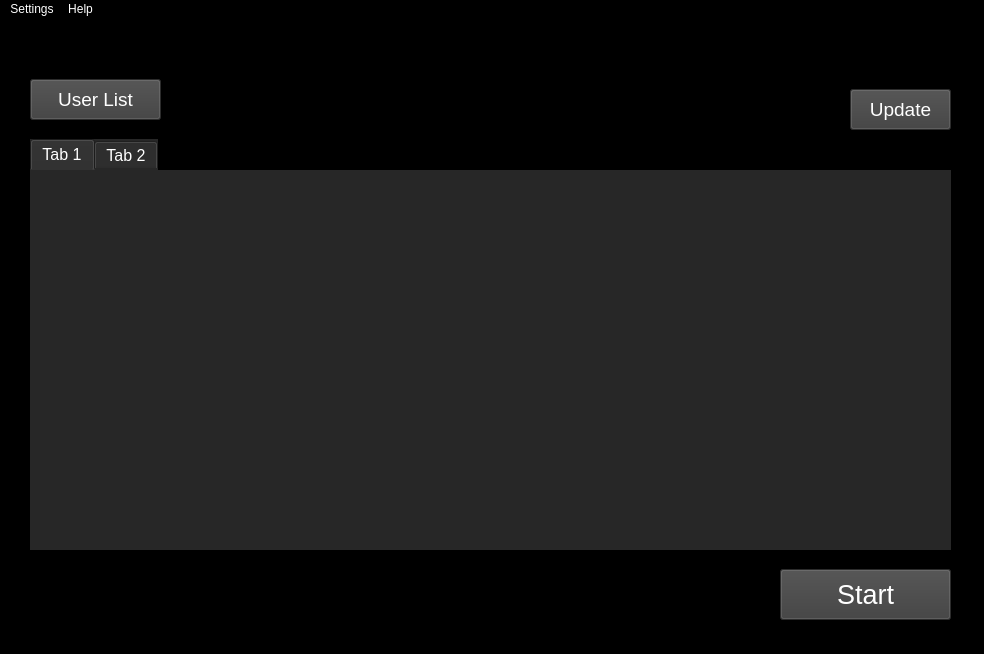
Above: Outside YouTube.ui from Outsider-corp/OutsideYT before the change. Below: the same form after it.
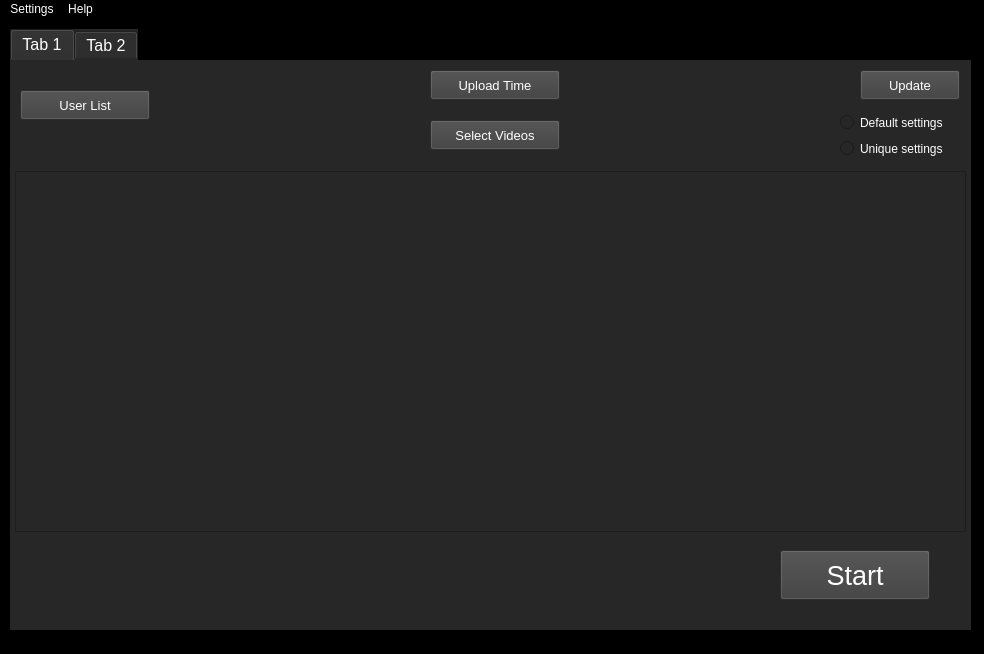
That is the form after the change. The open tabs and pages were chosen to show the change.

What changed in the file:
```diff
--- a/Outside YouTube.ui
+++ b/Outside YouTube.ui
@@ -26,83 +26,13 @@
    <enum>Qt::ToolButtonIconOnly</enum>
   </property>
   <widget class="QWidget" name="centralwidget">
-   <widget class="QPushButton" name="pushButton">
-    <property name="geometry">
-     <rect>
-      <x>780</x>
-      <y>550</y>
-      <width>171</width>
-      <height>51</height>
-     </rect>
-    </property>
-    <property name="sizePolicy">
-     <sizepolicy hsizetype="Fixed" vsizetype="Fixed">
-      <horstretch>0</horstretch>
-      <verstretch>0</verstretch>
-     </sizepolicy>
-    </property>
-    <property name="font">
-     <font>
-      <family>Arial</family>
-      <pointsize>20</pointsize>
-     </font>
-    </property>
-    <property name="toolTip">
-     <string>&lt;html&gt;&lt;head/&gt;&lt;body&gt;&lt;p&gt;Start uploading videos&lt;/p&gt;&lt;/body&gt;&lt;/html&gt;</string>
-    </property>
-    <property name="autoFillBackground">
-     <bool>false</bool>
-    </property>
-    <property name="styleSheet">
-     <string notr="true">
-background-color: rgb(61, 61, 61);</string>
-    </property>
-    <property name="text">
-     <string>Start</string>
-    </property>
-   </widget>
-   <widget class="QPushButton" name="pushButton_2">
-    <property name="geometry">
-     <rect>
-      <x>850</x>
-      <y>70</y>
-      <width>101</width>
-      <height>41</height>
-     </rect>
-    </property>
-    <property name="sizePolicy">
-     <sizepolicy hsizetype="Fixed" vsizetype="Fixed">
-      <horstretch>0</horstretch>
-      <verstretch>0</verstretch>
-     </sizepolicy>
-    </property>
-    <property name="font">
-     <font>
-      <family>Arial</family>
-      <pointsize>14</pointsize>
-     </font>
-    </property>
-    <property name="toolTip">
-     <string>&lt;html&gt;&lt;head/&gt;&lt;body&gt;&lt;p&gt;Start uploading videos&lt;/p&gt;&lt;/body&gt;&lt;/html&gt;</string>
-    </property>
-    <property name="autoFillBackground">
-     <bool>false</bool>
-    </property>
-    <property name="styleSheet">
-     <string notr="true">
-background-color: rgb(61, 61, 61);</string>
-    </property>
-    <property name="text">
-     <string>Update</string>
-    </property>
-   </widget>
    <widget class="QTabWidget" name="tabWidget">
     <property name="geometry">
      <rect>
-      <x>30</x>
-      <y>120</y>
-      <width>921</width>
-      <height>411</height>
+      <x>10</x>
+      <y>10</y>
+      <width>961</width>
+      <height>601</height>
      </rect>
     </property>
     <property name="font">
@@ -122,6 +52,217 @@
      <attribute name="title">
       <string>Tab 1</string>
      </attribute>
+     <widget class="QPushButton" name="pushButton">
+      <property name="geometry">
+       <rect>
+        <x>770</x>
+        <y>490</y>
+        <width>150</width>
+        <height>50</height>
+       </rect>
+      </property>
+      <property name="sizePolicy">
+       <sizepolicy hsizetype="Fixed" vsizetype="Fixed">
+        <horstretch>0</horstretch>
+        <verstretch>0</verstretch>
+       </sizepolicy>
+      </property>
+      <property name="font">
+       <font>
+        <family>Arial</family>
+        <pointsize>20</pointsize>
+       </font>
+      </property>
+      <property name="toolTip">
+       <string>&lt;html&gt;&lt;head/&gt;&lt;body&gt;&lt;p&gt;Start uploading videos&lt;/p&gt;&lt;/body&gt;&lt;/html&gt;</string>
+      </property>
+      <property name="autoFillBackground">
+       <bool>false</bool>
+      </property>
+      <property name="styleSheet">
+       <string notr="true">
+background-color: rgb(61, 61, 61);</string>
+      </property>
+      <property name="text">
+       <string>Start</string>
+      </property>
+     </widget>
+     <widget class="QPushButton" name="pushButton_2">
+      <property name="geometry">
+       <rect>
+        <x>850</x>
+        <y>10</y>
+        <width>100</width>
+        <height>30</height>
+       </rect>
+      </property>
+      <property name="sizePolicy">
+       <sizepolicy hsizetype="Fixed" vsizetype="Fixed">
+        <horstretch>0</horstretch>
+        <verstretch>0</verstretch>
+       </sizepolicy>
+      </property>
+      <property name="font">
+       <font>
+        <family>Arial</family>
+        <pointsize>10</pointsize>
+       </font>
+      </property>
+      <property name="toolTip">
+       <string>&lt;html&gt;&lt;head/&gt;&lt;body&gt;&lt;p&gt;Start uploading videos&lt;/p&gt;&lt;/body&gt;&lt;/html&gt;</string>
+      </property>
+      <property name="autoFillBackground">
+       <bool>false</bool>
+      </property>
+      <property name="styleSheet">
+       <string notr="true">
+background-color: rgb(61, 61, 61);</string>
+      </property>
+      <property name="text">
+       <string>Update</string>
+      </property>
+     </widget>
+     <widget class="QPushButton" name="UsersButton">
+      <property name="geometry">
+       <rect>
+        <x>10</x>
+        <y>30</y>
+        <width>130</width>
+        <height>30</height>
+       </rect>
+      </property>
+      <property name="sizePolicy">
+       <sizepolicy hsizetype="Fixed" vsizetype="Fixed">
+        <horstretch>0</horstretch>
+        <verstretch>0</verstretch>
+       </sizepolicy>
+      </property>
+      <property name="font">
+       <font>
+        <family>Arial</family>
+        <pointsize>10</pointsize>
+       </font>
+      </property>
+      <property name="toolTip">
+       <string>&lt;html&gt;&lt;head/&gt;&lt;body&gt;&lt;p&gt;Start uploading videos&lt;/p&gt;&lt;/body&gt;&lt;/html&gt;</string>
+      </property>
+      <property name="autoFillBackground">
+       <bool>false</bool>
+      </property>
+      <property name="styleSheet">
+       <string notr="true">
+background-color: rgb(61, 61, 61);</string>
+      </property>
+      <property name="text">
+       <string>User List</string>
+      </property>
+     </widget>
+     <widget class="QTableWidget" name="tableWidget">
+      <property name="geometry">
+       <rect>
+        <x>5</x>
+        <y>111</y>
+        <width>951</width>
+        <height>361</height>
+       </rect>
+      </property>
+     </widget>
+     <widget class="QPushButton" name="UploadButton">
+      <property name="geometry">
+       <rect>
+        <x>420</x>
+        <y>10</y>
+        <width>130</width>
+        <height>30</height>
+       </rect>
+      </property>
+      <property name="sizePolicy">
+       <sizepolicy hsizetype="Fixed" vsizetype="Fixed">
+        <horstretch>0</horstretch>
+        <verstretch>0</verstretch>
+       </sizepolicy>
+      </property>
+      <property name="font">
+       <font>
+        <family>Arial</family>
+        <pointsize>10</pointsize>
+       </font>
+      </property>
+      <property name="toolTip">
+       <string>&lt;html&gt;&lt;head/&gt;&lt;body&gt;&lt;p&gt;Start uploading videos&lt;/p&gt;&lt;/body&gt;&lt;/html&gt;</string>
+      </property>
+      <property name="autoFillBackground">
+       <bool>false</bool>
+      </property>
+      <property name="styleSheet">
+       <string notr="true">
+background-color: rgb(61, 61, 61);</string>
+      </property>
+      <property name="text">
+       <string>Upload Time</string>
+      </property>
+     </widget>
+     <widget class="QPushButton" name="UploadButton_2">
+      <property name="geometry">
+       <rect>
+        <x>420</x>
+        <y>60</y>
+        <width>130</width>
+        <height>30</height>
+       </rect>
+      </property>
+      <property name="sizePolicy">
+       <sizepolicy hsizetype="Fixed" vsizetype="Fixed">
+        <horstretch>0</horstretch>
+        <verstretch>0</verstretch>
+       </sizepolicy>
+      </property>
+      <property name="font">
+       <font>
+        <family>Arial</family>
+        <pointsize>10</pointsize>
+       </font>
+      </property>
+      <property name="toolTip">
+       <string>&lt;html&gt;&lt;head/&gt;&lt;body&gt;&lt;p&gt;Start uploading videos&lt;/p&gt;&lt;/body&gt;&lt;/html&gt;</string>
+      </property>
+      <property name="autoFillBackground">
+       <bool>false</bool>
+      </property>
+      <property name="styleSheet">
+       <string notr="true">
+background-color: rgb(61, 61, 61);</string>
+      </property>
+      <property name="text">
+       <string>Select Videos</string>
+      </property>
+     </widget>
+     <widget class="QWidget" name="verticalLayoutWidget">
+      <property name="geometry">
+       <rect>
+        <x>830</x>
+        <y>50</y>
+        <width>121</width>
+        <height>51</height>
+       </rect>
+      </property>
+      <layout class="QVBoxLayout" name="verticalLayout">
+       <item>
+        <widget class="QRadioButton" name="radioButton">
+         <property name="text">
+          <string>Default settings</string>
+         </property>
+        </widget>
+       </item>
+       <item>
+        <widget class="QRadioButton" name="radioButton_2">
+         <property name="text">
+          <string>Unique settings</string>
+         </property>
+        </widget>
+       </item>
+      </layout>
+     </widget>
     </widget>
     <widget class="QWidget" name="tab_2">
      <attribute name="title">
@@ -129,41 +270,6 @@
      </attribute>
     </widget>
    </widget>
-   <widget class="QPushButton" name="pushButton_3">
-    <property name="geometry">
-     <rect>
-      <x>30</x>
-      <y>60</y>
-      <width>131</width>
-      <height>41</height>
-     </rect>
-    </property>
-    <property name="sizePolicy">
-     <sizepolicy hsizetype="Fixed" vsizetype="Fixed">
-      <horstretch>0</horstretch>
-      <verstretch>0</verstretch>
-     </sizepolicy>
-    </property>
-    <property name="font">
-     <font>
-      <family>Arial</family>
-      <pointsize>14</pointsize>
-     </font>
-    </property>
-    <property name="toolTip">
-     <string>&lt;html&gt;&lt;head/&gt;&lt;body&gt;&lt;p&gt;Start uploading videos&lt;/p&gt;&lt;/body&gt;&lt;/html&gt;</string>
-    </property>
-    <property name="autoFillBackground">
-     <bool>false</bool>
-    </property>
-    <property name="styleSheet">
-     <string notr="true">
-background-color: rgb(61, 61, 61);</string>
-    </property>
-    <property name="text">
-     <string>User List</string>
-    </property>
-   </widget>
   </widget>
   <widget class="QMenuBar" name="menubar">
    <property name="geometry">
```
Left out of the diff: 17 changed lines with no effect on the pictures.
